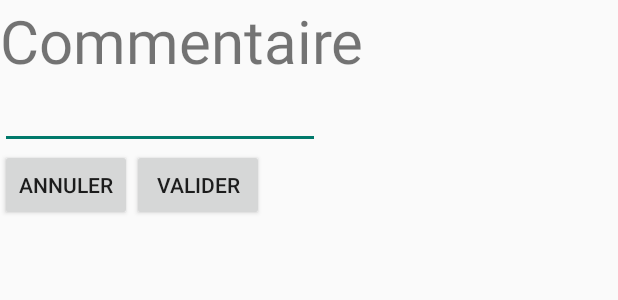
After one commit to Gyraxy/MoodTracker, an Android app: the layout comment_popup.xml on its own in the app's theme, with its tools: preview values and no code run, on a phone screen of 412 x 824 dp. The commit adds this screen. Shown: the top 300 px of the screen. Run offline under Robolectric (Android 15) with nearby library versions, the phone set to English and light mode, and no system bars.

Commit message:
Smiley Picture modification according to page method beginning + comment popup layout creation

```diff
--- a/app/src/main/java/com/duboscq/nicolas/moodtracker/Adapters/PageAdapter.java
+++ b/app/src/main/java/com/duboscq/nicolas/moodtracker/Adapters/PageAdapter.java
@@ -12,10 +12,12 @@ import com.duboscq.nicolas.moodtracker.Controllers.Fragments.PageFragment;
 public class PageAdapter extends FragmentPagerAdapter{
 
     private int[] colors;
+    private int[] smileys;
 
-    public PageAdapter(FragmentManager mgr, int[] colors){
+    public PageAdapter(FragmentManager mgr, int[] colors, int[] smileys){
         super(mgr);
         this.colors = colors;
+        this.smileys = smileys;
     }
 
     @Override
@@ -25,7 +27,7 @@ public class PageAdapter extends FragmentPagerAdapter{
 
     @Override
     public Fragment getItem(int position){
-        return(PageFragment.newInstance(position, this.colors[position]));
+        return(PageFragment.newInstance(position, this.colors[position], this.smileys[position]));
     }
 
 }
--- /dev/null
+++ b/app/src/main/res/layout/comment_popup.xml
@@ -0,0 +1,42 @@
+<?xml version="1.0" encoding="utf-8"?>
+<LinearLayout
+    xmlns:android="http://schemas.android.com/apk/res/android" android:layout_width="match_parent"
+    android:layout_height="match_parent"
+    android:orientation="vertical">
+
+    <TextView
+        android:id="@+id/popup_title"
+        android:layout_width="wrap_content"
+        android:layout_height="wrap_content"
+        android:text="Commentaire"
+        android:textSize="40sp"/>
+
+    <EditText
+        android:id="@+id/comments_txt"
+        android:layout_width="wrap_content"
+        android:layout_height="wrap_content"
+        android:ems="10"
+        android:inputType="textPersonName"/>
+
+    <LinearLayout
+        android:layout_width="wrap_content"
+        android:layout_height="wrap_content"
+        android:orientation="horizontal">
+
+        <Button
+            android:id="@+id/cancel_btn"
+            android:layout_width="wrap_content"
+            android:layout_height="wrap_content"
+            android:text="ANNULER"/>
+
+        <Button
+            android:id="@+id/validate_btn"
+            android:layout_width="wrap_content"
+            android:layout_height="wrap_content"
+            android:text="VALIDER"/>
+
+    </LinearLayout>
+
+
+
+</LinearLayout>
--- a/app/src/main/res/layout/fragment_page.xml
+++ b/app/src/main/res/layout/fragment_page.xml
@@ -15,17 +15,17 @@
         android:layout_weight="1.5" />
 
     <ImageView
-        android:id="@+id/smiley_normal_img"
+        android:id="@+id/smiley_img"
         android:layout_width="match_parent"
         android:layout_height="0dp"
         android:layout_weight="2"
-        android:layout_gravity="center"
-        app:srcCompat="@drawable/smiley_normal" />
+        android:layout_gravity="center" />
 
     <Space
         android:layout_width="match_parent"
         android:layout_height="0dp"
         android:layout_weight="1" />
+
     <RelativeLayout
         android:layout_width="match_parent"
         android:layout_height="0dp"
--- a/app/src/main/res/values/colors.xml
+++ b/app/src/main/res/values/colors.xml
@@ -12,4 +12,5 @@
     <item>#ffb8e986</item>
     <item>#fff9ec4f</item>
     </array>
+
 </resources>
--- a/app/src/main/res/values/styles.xml
+++ b/app/src/main/res/values/styles.xml
@@ -1,7 +1,7 @@
 <resources>
 
     <!-- Base application theme. -->
-    <style name="AppTheme" parent="Theme.AppCompat.Light.DarkActionBar">
+    <style name="AppTheme" parent="Theme.AppCompat.Light.NoActionBar">
         <!-- Customize your theme here. -->
         <item name="colorPrimary">@color/colorPrimary</item>
         <item name="colorPrimaryDark">@color/colorPrimaryDark</item>
```
Also changed, not shown: app/src/main/java/com/duboscq/nicolas/moodtracker/Controllers/Activities/MainActivity.java (+6 -1 lines), app/src/main/java/com/duboscq/nicolas/moodtracker/Controllers/Fragments/PageFragment.java (+7 -1 lines), app/src/main/res/values/smiley.xml (added, +10 -0 lines).
